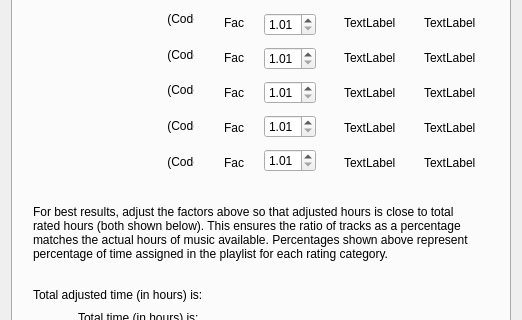
Before: the Qt Designer form archsimian.ui in Harpo3/archsimian, drawn with Qt 5; both pictures show x 0 to 522 and y 138 to 458 of the 522 by 660 pixel window.
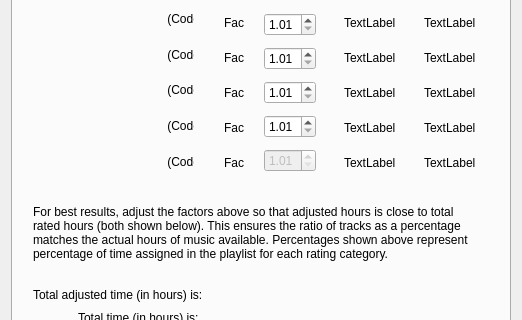
After: the same form once the commit is applied. The open tabs and pages were chosen to show the change. Icons and pictures are not drawn.

Commit message: Added min and max values to frequency tab of ui, and dimmed code 8 spinner

Patch:
```diff
--- a/archsimian.ui
+++ b/archsimian.ui
@@ -1599,6 +1599,9 @@
          </item>
          <item>
           <widget class="QDoubleSpinBox" name="factor8doubleSpinBox">
+           <property name="enabled">
+            <bool>false</bool>
+           </property>
            <property name="minimum">
             <double>1.010000000000000</double>
            </property>
```
Left out of the diff: 2 changed lines with no effect on the pictures.
